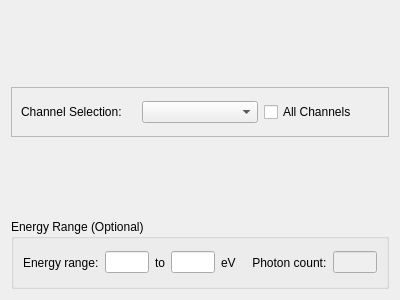
First picture: the form in massGui/ui/histPlotter.ui, repository gmondee/massGui, before the edit.
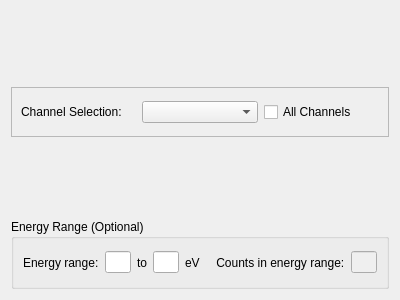
Second picture: the form after the edit. Custom widgets are drawn as their Qt base class.

Diff of the .ui file:
```diff
--- a/massGui/ui/histPlotter.ui
+++ b/massGui/ui/histPlotter.ui
@@ -96,7 +96,7 @@
       <item>
        <widget class="QLabel" name="label_4">
         <property name="text">
-         <string>eV     Photon count:</string>
+         <string>eV     Counts in energy range:</string>
         </property>
        </widget>
       </item>
```
